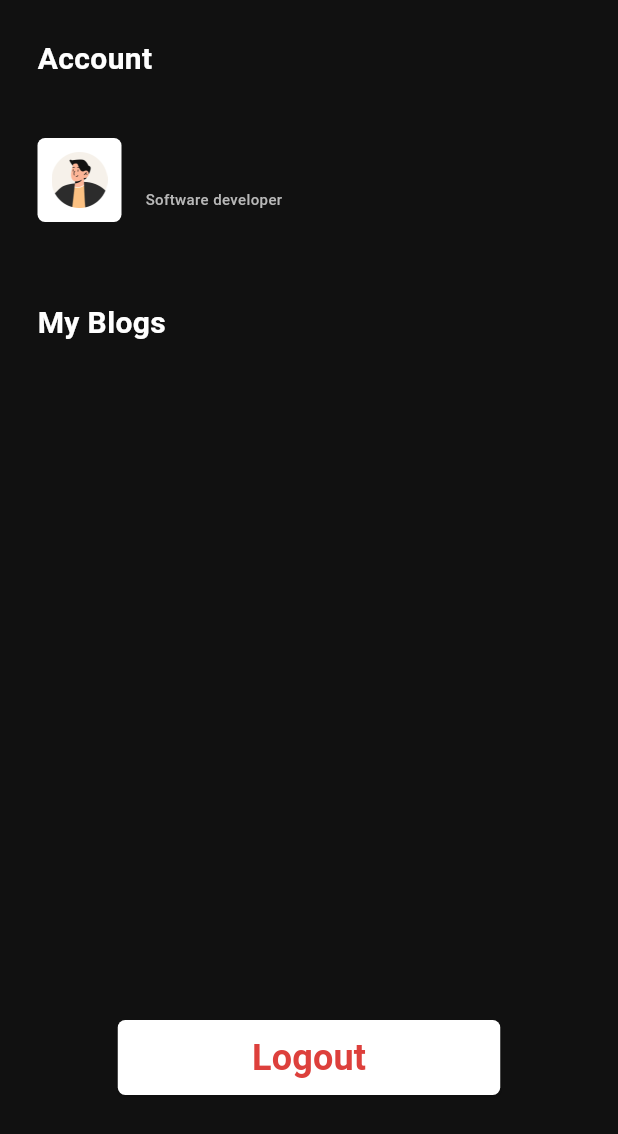
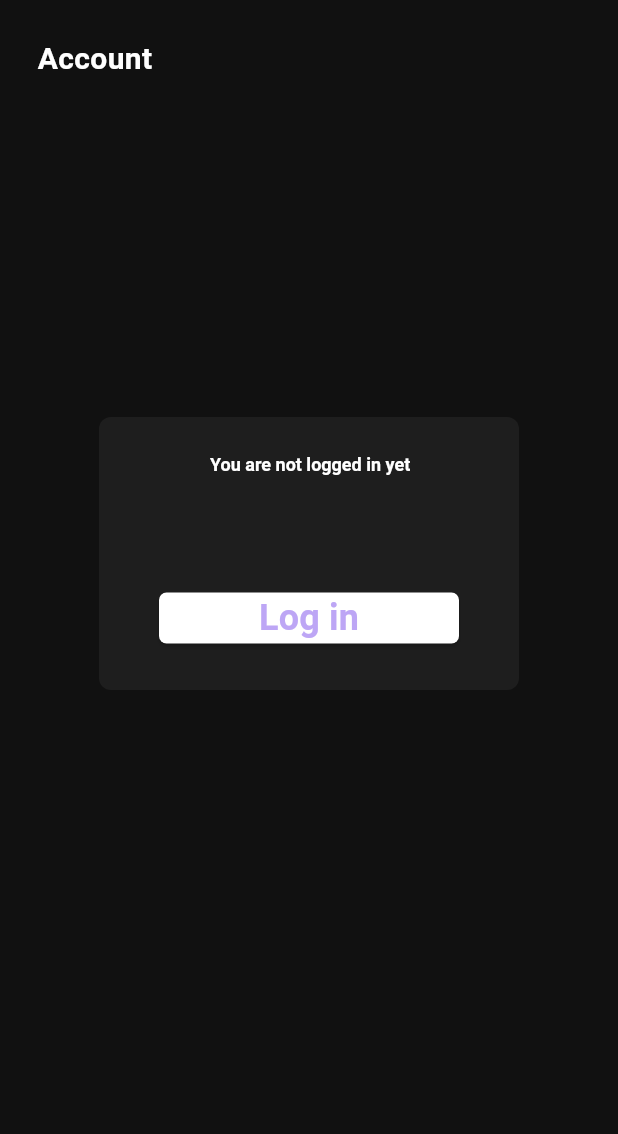
Before and after one commit to Flutter-gg-1/Project-5, a Flutter app: the ProfileScreen screen opened directly, on a phone screen of 412 x 824 dp. Shown: the top 1134 px of the screen. Run offline on Flutter 3.47's test engine with Material 3 defaults, Android fonts, the phone set to English and light mode, and no system bars; our stand-ins replace get_it, get_storage, icons_plus, image_picker; accounts and stored records are empty.

```diff
--- a/lib/screens/bottom_navigation_bar_screens/profile_screen.dart
+++ b/lib/screens/bottom_navigation_bar_screens/profile_screen.dart
@@ -15,6 +15,7 @@ class ProfileScreen extends StatefulWidget {
 }
 
 class _ProfileScreenState extends State<ProfileScreen> {
+  var isLogin = GetIt.I.get<UserData>().isLogedIn();
   @override
   Widget build(BuildContext context) {
     return Scaffold(
@@ -23,7 +24,7 @@ class _ProfileScreenState extends State<ProfileScreen> {
         child: Padding(
           padding: const EdgeInsets.all(25),
           child: SingleChildScrollView(
-            child: Column(
+            child: isLogin ? Column(
               crossAxisAlignment: CrossAxisAlignment.start,
               children: [
                 const CustomText(
@@ -50,7 +51,7 @@ class _ProfileScreenState extends State<ProfileScreen> {
                   ),
                   title: CustomText(
                     text: GetIt.I.get<UserData>().currentUser,
-                    color: Color(0xffB8B8B8),
+                    color: const Color(0xffB8B8B8),
                     size: 14,
                     fontWeight: FontWeight.w500,
                   ),
@@ -73,7 +74,7 @@ class _ProfileScreenState extends State<ProfileScreen> {
                 Column(
                     children: GetIt.I.get<BlogData>().blogData.map((e) {
                   return Container(
-                    margin: EdgeInsets.only(top: 10),
+                    margin: const EdgeInsets.only(top: 10),
                     height: 130,
                     width: 400,
                     decoration: BoxDecoration(
@@ -159,6 +160,37 @@ class _ProfileScreenState extends State<ProfileScreen> {
                   ),
                 )
               ],
+            ):  Column(
+              crossAxisAlignment: CrossAxisAlignment.start,
+              children: [
+                const CustomText(
+                  text: "Account",
+                  color: Colors.white,
+                  size: 20,
+                  fontWeight: FontWeight.bold,
+                ),
+                Padding(
+                  padding: const EdgeInsets.only(top: 200),
+                  child: AlertDialog(
+                    shape: RoundedRectangleBorder(borderRadius: BorderRadius.circular(8)),
+                    backgroundColor: const Color(0xff1E1E1E),
+                            title: const Padding(
+                              padding: EdgeInsets.only(left: 50),
+                              child: CustomText(text: "You are not logged in yet", color: Colors.white, size: 12, fontWeight: FontWeight.bold,),
+                            ),
+                            actions: [
+                               Padding(
+                                 padding: const EdgeInsets.only(top: 50),
+                                 child: CustomElevatedButton(text: "Log in", textColor: const Color(0xffBDA6F5), backgroundColor: Colors.white, width: 200, height: 28, fontSize: 24, onPressed: () {
+                                  Navigator.of(context).pushReplacement(MaterialPageRoute(builder: (context){
+                                    return const LogInScreen();
+                                  }));
+                                                               },),
+                               )
+                            ],
+                          ),
+                )
+              ],
             ),
           ),
         ),
--- a/lib/screens/stories_detail.dart
+++ b/lib/screens/stories_detail.dart
@@ -73,7 +73,7 @@ class _StoriesDetailState extends State<StoriesDetail> {
               height: 266,
               width: 470,
               child: Image.asset(
-                "assets/job_large.png",
+                "assets/google_large.png",
                 fit: BoxFit.cover,
               ),
             ),
--- a/pubspec.yaml
+++ b/pubspec.yaml
@@ -24,3 +24,4 @@ flutter:
   uses-material-design: true
   assets:
     - assets/
+    - assets/output_images/
```
Also changed, not shown: assets/output_images/add_blog.png (added), assets/output_images/blog_detail.png (added), assets/output_images/edit_blog_detail.png (added), assets/output_images/explore.png (added), assets/output_images/guest_home.png (added), assets/output_images/guest_profile.png (added), assets/output_images/login.png (added), assets/output_images/saved_screen.png (added), assets/output_images/user_home.png (added), assets/output_images/user_profile.png (added), assets/tuwaiq_academy_logo.png (added), 1 other file.
